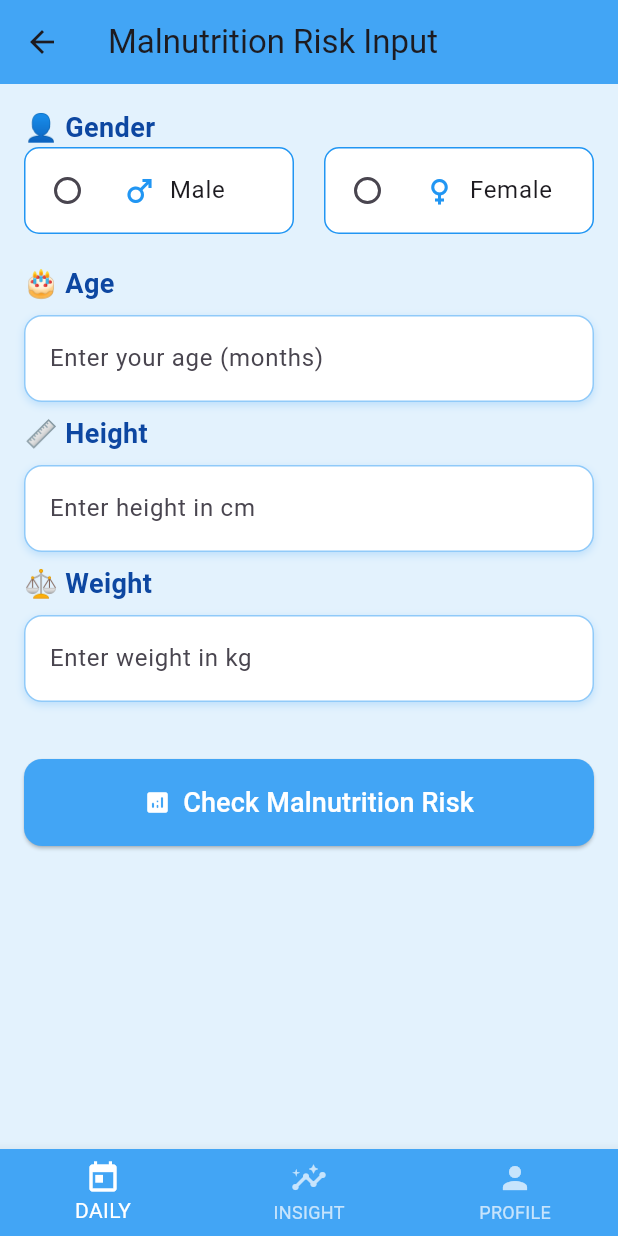
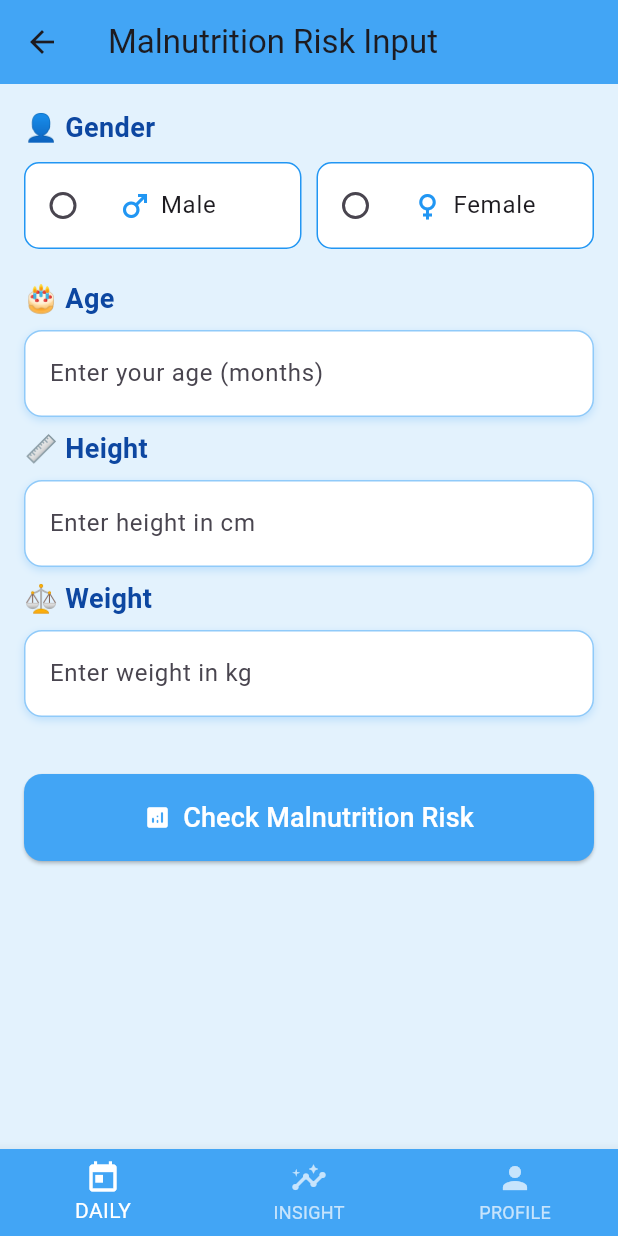
Before and after one commit to raakesh1415/malnutridetect, a Flutter app: the InputScreen screen opened directly, on a phone screen of 412 x 824 dp. Run offline on Flutter 3.47's test engine with Material 3 defaults, Android fonts, the phone set to English and light mode, and no system bars; our stand-ins replace cloud_firestore, firebase_auth, firebase_core, fl_chart, google_fonts, pdf and 3 more; accounts and stored records are empty; network calls fail.

Commit message:
update inputscreen

```diff
--- a/lib/input/inputScreen.dart
+++ b/lib/input/inputScreen.dart
@@ -217,10 +217,11 @@ class _InputScreenState extends State<InputScreen> {
         child: ListView(
           children: [
             _buildSectionTitle("👤 Gender"),
+            SizedBox(height: 10),
             Row(
               children: [
                 _genderRadio("Male", Icons.male),
-                SizedBox(width: 20),
+                SizedBox(width: 10),
                 _genderRadio("Female", Icons.female),
               ],
             ),
@@ -297,7 +298,7 @@ class _InputScreenState extends State<InputScreen> {
   Widget _genderRadio(String gender, IconData icon) {
     return Expanded(
       child: Container(
-        padding: EdgeInsets.symmetric(horizontal: 8),
+        padding: EdgeInsets.symmetric(horizontal: 5),
         decoration: BoxDecoration(
           color: selectedGender == gender ? Colors.blue[200] : Colors.white,
           borderRadius: BorderRadius.circular(10),
@@ -309,7 +310,7 @@ class _InputScreenState extends State<InputScreen> {
           title: Row(
             children: [
               Icon(icon, color: Colors.blue),
-              SizedBox(width: 8),
+              SizedBox(width: 5),
               Text(gender),
             ],
           ),
```
Also changed, not shown: images/Nutricare.png, images/Nutricare1.png (added).
